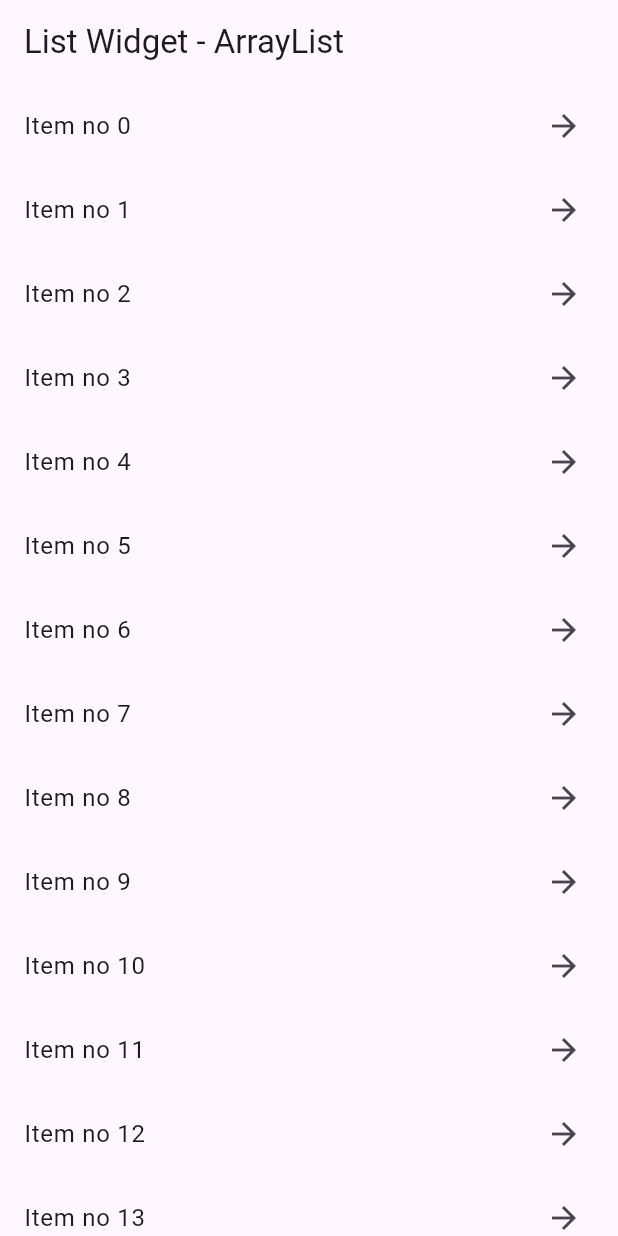
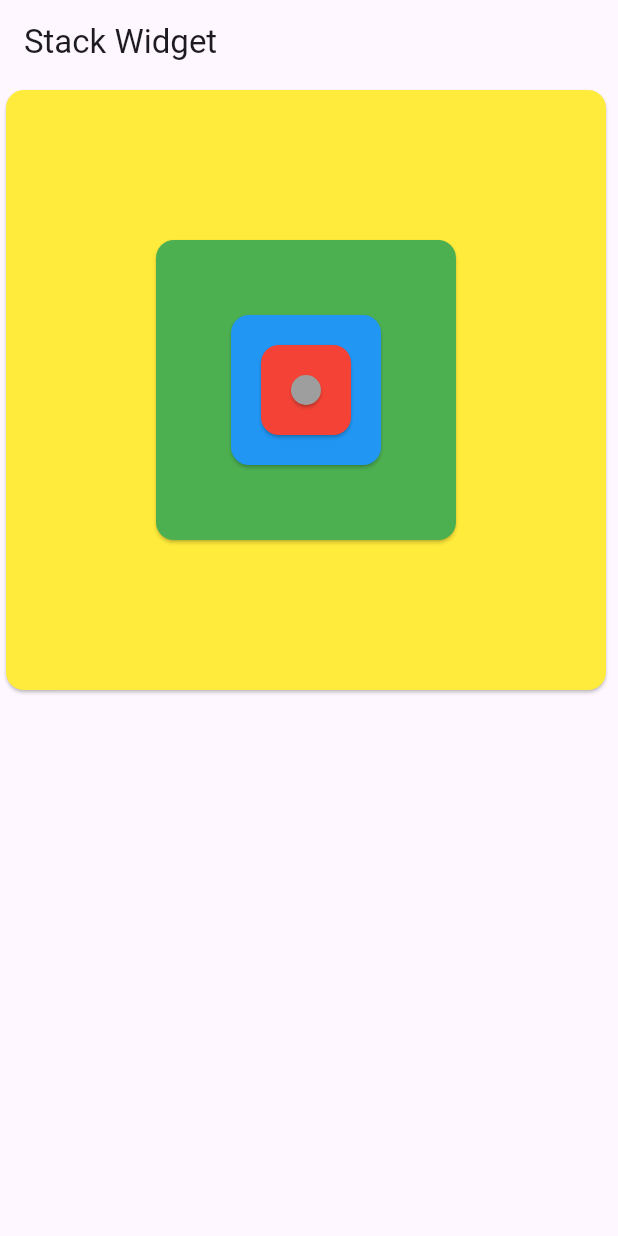
Before and after one commit to mkkm88/FlutterPractice, a Flutter app: the screen it shows after launch, on a phone screen of 412 x 824 dp. Run offline on Flutter 3.47's test engine with Material 3 defaults, Android fonts, the phone set to English and light mode, and no system bars.

Commit message:
Stack Widget

```diff
--- a/lib/main.dart
+++ b/lib/main.dart
@@ -12,31 +12,37 @@ class MyApp extends StatefulWidget {
 }
 
 class _MyAppState extends State<MyApp> {
-  List<int> items = [];
-
-  @override
-  void initState() {
-    for (int i = 0; i < 50; i++) {
-      items.add(i);
-    }
-    super.initState();
-  }
-
   @override
   Widget build(BuildContext context) {
     return MaterialApp(
       title: 'My Application',
       debugShowCheckedModeBanner: false,
       home: Scaffold(
-        appBar: AppBar(title: Text('List Widget - ArrayList')),
-        body: ListView.builder(
-          itemCount: items.length,
-          itemBuilder: (BuildContext context, int index) {
-            return ListTile(
-              title: Text('Item no $index'),
-              trailing: Icon(Icons.arrow_forward),
-            );
-          },
+        appBar: AppBar(title: Text('Stack Widget')),
+        body: Stack(
+          alignment: Alignment.center,
+          children: <Widget>[
+            Card(
+              color: Colors.yellow,
+              child: Padding(padding: EdgeInsets.all(200.0)),
+            ),
+            Card(
+              color: Colors.green,
+              child: Padding(padding: EdgeInsets.all(100.0)),
+            ),
+            Card(
+              color: Colors.blue,
+              child: Padding(padding: EdgeInsets.all(50.0)),
+            ),
+            Card(
+              color: Colors.red,
+              child: Padding(padding: EdgeInsets.all(30.0)),
+            ),
+            Card(
+              color: Colors.grey,
+              child: Padding(padding: EdgeInsets.all(10.0)),
+            ),
+          ],
         ),
       ),
     );
```
